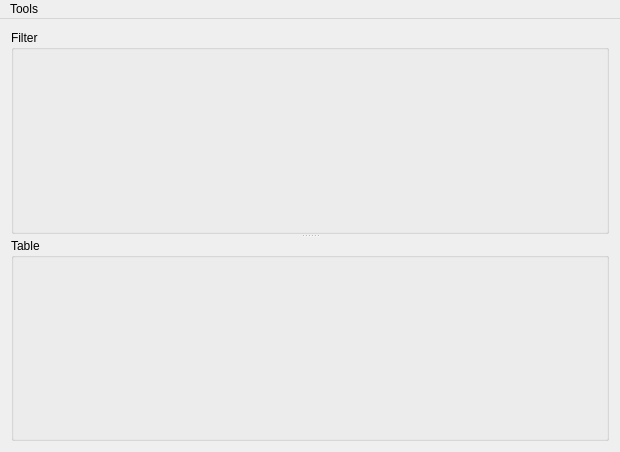
Qt form Src/MainWindow.ui (gomons/Programm) before a commit.
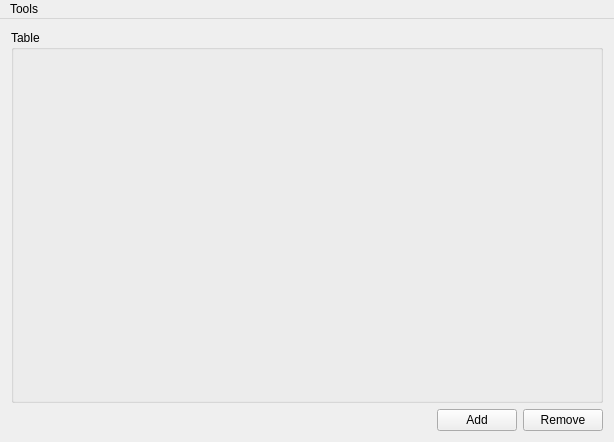
The same form after that commit. Icons and pictures are not drawn.

Commit message: Add recodr fixed. Filter now in separate dialog window.

```diff
--- a/Src/MainWindow.ui
+++ b/Src/MainWindow.ui
@@ -6,8 +6,8 @@
    <rect>
     <x>0</x>
     <y>0</y>
-    <width>620</width>
-    <height>452</height>
+    <width>614</width>
+    <height>442</height>
    </rect>
   </property>
   <property name="windowTitle">
@@ -18,24 +18,57 @@
     <normaloff>:/photos/nophoto.png</normaloff>:/photos/nophoto.png</iconset>
   </property>
   <widget class="QWidget" name="centralWidget">
-   <layout class="QVBoxLayout" name="verticalLayout_3">
+   <layout class="QVBoxLayout" name="verticalLayout" stretch="1,0">
     <item>
-     <widget class="QSplitter" name="filterTableSplitter">
-      <property name="orientation">
-       <enum>Qt::Vertical</enum>
+     <widget class="QGroupBox" name="tableGroupBox">
+      <property name="title">
+       <string>Table</string>
       </property>
-      <widget class="QGroupBox" name="filterGroupBox">
-       <property name="title">
-        <string>Filter</string>
-       </property>
-      </widget>
-      <widget class="QGroupBox" name="tableGroupBox">
-       <property name="title">
-        <string>Table</string>
-       </property>
-      </widget>
      </widget>
     </item>
+    <item>
+     <layout class="QHBoxLayout" name="addRemoveLayout">
+      <item>
+       <spacer name="horizontalSpacer">
+        <property name="orientation">
+         <enum>Qt::Horizontal</enum>
+        </property>
+        <property name="sizeHint" stdset="0">
+         <size>
+          <width>40</width>
+          <height>20</height>
+         </size>
+        </property>
+       </spacer>
+      </item>
+      <item>
+       <widget class="QPushButton" name="addButton">
+        <property name="sizePolicy">
+         <sizepolicy hsizetype="Fixed" vsizetype="Fixed">
+          <horstretch>0</horstretch>
+          <verstretch>0</verstretch>
+         </sizepolicy>
+        </property>
+        <property name="text">
+         <string>Add</string>
+        </property>
+       </widget>
+      </item>
+      <item>
+       <widget class="QPushButton" name="removeButton">
+        <property name="sizePolicy">
+         <sizepolicy hsizetype="Fixed" vsizetype="Fixed">
+          <horstretch>0</horstretch>
+          <verstretch>0</verstretch>
+         </sizepolicy>
+        </property>
+        <property name="text">
+         <string>Remove</string>
+        </property>
+       </widget>
+      </item>
+     </layout>
+    </item>
    </layout>
   </widget>
   <widget class="QMenuBar" name="menuBar">
@@ -43,7 +76,7 @@
     <rect>
      <x>0</x>
      <y>0</y>
-     <width>620</width>
+     <width>614</width>
      <height>21</height>
     </rect>
    </property>
```
Left out of the diff: 6 changed lines with no effect on the pictures. The commit also changes 15 other files.
